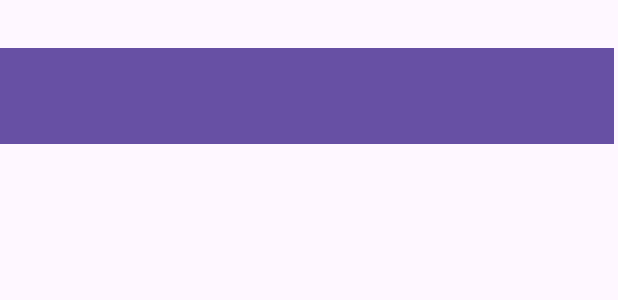
After one commit to ishaant97/AndroidBasics, an Android app: the layout activity_menu_bar.xml on its own in the app's theme, with its tools: preview values and no code run, on a phone screen of 412 x 824 dp. The commit adds this screen. Shown: the top 300 px of the screen. Run offline under Robolectric (Android 15) with nearby library versions, the phone set to English and light mode, and no system bars.

Commit message:
Menu bar

```diff
--- a/app/src/main/AndroidManifest.xml
+++ b/app/src/main/AndroidManifest.xml
@@ -12,6 +12,9 @@
         android:supportsRtl="true"
         android:theme="@style/Theme.AndroidBasics"
         tools:targetApi="31">
+        <activity
+            android:name=".MenuBar"
+            android:exported="true" />
         <activity
             android:name=".ImplicitIntend"
             android:exported="true" />
--- a/app/src/main/res/layout/activity_implicit_intend.xml
+++ b/app/src/main/res/layout/activity_implicit_intend.xml
@@ -61,7 +61,7 @@
             <ImageView
                 android:layout_width="125dp"
                 android:layout_height="125dp"
-                android:src="@drawable/contacts_logo_remove"
+                android:src="@drawable/contacts_logo"
                 android:padding="16dp"
                 />
             <TextView
@@ -95,7 +95,7 @@
             <ImageView
                 android:layout_width="125dp"
                 android:layout_height="125dp"
-                android:src="@drawable/contacts_logo_remove"
+                android:src="@drawable/contacts_logo"
                 android:padding="16dp"
                 />
             <TextView
--- /dev/null
+++ b/app/src/main/res/layout/activity_menu_bar.xml
@@ -0,0 +1,22 @@
+<?xml version="1.0" encoding="utf-8"?>
+<androidx.constraintlayout.widget.ConstraintLayout
+    xmlns:android="http://schemas.android.com/apk/res/android"
+    xmlns:app="http://schemas.android.com/apk/res-auto"
+    xmlns:tools="http://schemas.android.com/tools"
+    android:id="@+id/main"
+    android:layout_width="match_parent"
+    android:layout_height="match_parent"
+    tools:context=".MenuBar">
+
+    <androidx.appcompat.widget.Toolbar
+        android:id="@+id/toolBar"
+        android:layout_width="409dp"
+        android:layout_height="wrap_content"
+        android:background="?attr/colorPrimary"
+        android:minHeight="?attr/actionBarSize"
+        android:theme="?attr/actionBarTheme"
+        app:layout_constraintStart_toStartOf="parent"
+        app:layout_constraintTop_toTopOf="parent"
+        android:layout_marginTop="32dp"
+        />
+</androidx.constraintlayout.widget.ConstraintLayout>
```
Also changed, not shown: app/src/main/java/com/example/androidbasics/MenuBar.kt (added, +42 -0 lines), app/src/main/res/menu/main_menu.xml (added, +23 -0 lines), app/src/main/res/drawable/contacts_logo.png, app/src/main/res/drawable/contacts_logo_remove.png (deleted).
